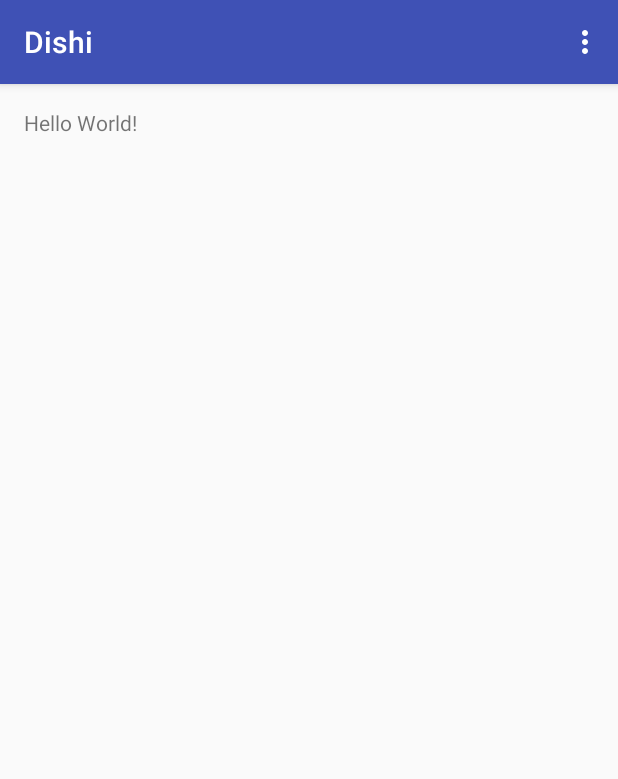
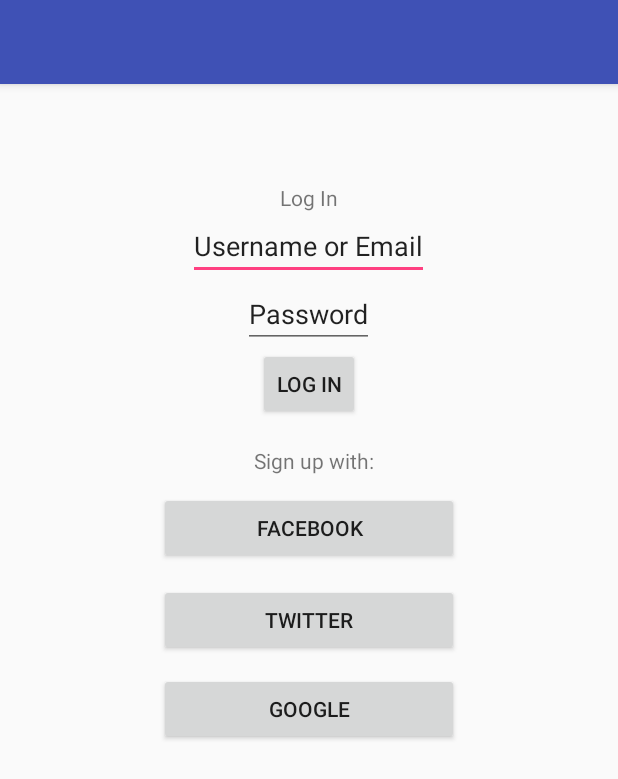
Before and after one commit to SeasonFour/Dishi, an Android app: the screen it shows after launch (Recommended), on a phone screen of 412 x 824 dp. Shown: the top 779 px of the screen. Run offline under Robolectric (Android 15) with nearby library versions, the phone set to English and light mode, and no system bars.

Commit message:
Recommended Layout

```diff
--- a/app/src/main/AndroidManifest.xml
+++ b/app/src/main/AndroidManifest.xml
@@ -28,6 +28,11 @@
             android:label="@string/title_activity_chefs"
             android:theme="@style/AppTheme.NoActionBar" >
         </activity>
+        <activity
+            android:name=".RecommendedLayout"
+            android:label="@string/title_activity_recommended_layout"
+            android:theme="@style/AppTheme.NoActionBar" >
+        </activity>
     </application>
 
 </manifest>
--- a/app/src/main/java/com/apps/dishi/Recommended.java
+++ b/app/src/main/java/com/apps/dishi/Recommended.java
@@ -1,5 +1,6 @@
 package com.apps.dishi;
 
+import android.app.Activity;
 import android.os.Bundle;
 import android.support.design.widget.FloatingActionButton;
 import android.support.design.widget.Snackbar;
@@ -9,44 +10,12 @@ import android.view.View;
 import android.view.Menu;
 import android.view.MenuItem;
 
-public class Recommended extends AppCompatActivity {
+public class Recommended extends Activity {
 
     @Override
     protected void onCreate(Bundle savedInstanceState) {
         super.onCreate(savedInstanceState);
         setContentView(R.layout.activity_recommended);
-        Toolbar toolbar = (Toolbar) findViewById(R.id.toolbar);
-        setSupportActionBar(toolbar);
 
-        FloatingActionButton fab = (FloatingActionButton) findViewById(R.id.fab);
-        fab.setOnClickListener(new View.OnClickListener() {
-            @Override
-            public void onClick(View view) {
-                Snackbar.make(view, "Replace with your own action", Snackbar.LENGTH_LONG)
-                        .setAction("Action", null).show();
-            }
-        });
-    }
-
-    @Override
-    public boolean onCreateOptionsMenu(Menu menu) {
-        // Inflate the menu; this adds items to the action bar if it is present.
-        getMenuInflater().inflate(R.menu.menu_recommended, menu);
-        return true;
-    }
-
-    @Override
-    public boolean onOptionsItemSelected(MenuItem item) {
-        // Handle action bar item clicks here. The action bar will
-        // automatically handle clicks on the Home/Up button, so long
-        // as you specify a parent activity in AndroidManifest.xml.
-        int id = item.getItemId();
-
-        //noinspection SimplifiableIfStatement
-        if (id == R.id.action_settings) {
-            return true;
-        }
-
-        return super.onOptionsItemSelected(item);
     }
 }
--- a/app/src/main/res/layout/content_recommended.xml
+++ b/app/src/main/res/layout/content_recommended.xml
@@ -9,6 +9,73 @@
     app:layout_behavior="@string/appbar_scrolling_view_behavior"
     tools:showIn="@layout/activity_recommended" tools:context=".Recommended">
 
-    <TextView android:text="Hello World!" android:layout_width="wrap_content"
-        android:layout_height="wrap_content" />
+    <TextView
+        android:layout_width="wrap_content"
+        android:layout_height="wrap_content"
+        android:text="@string/LoginText"
+        android:id="@+id/textView"
+        android:layout_alignParentTop="true"
+        android:layout_centerHorizontal="true"
+        android:layout_marginTop="50dp" />
+
+    <EditText
+        android:layout_width="wrap_content"
+        android:layout_height="wrap_content"
+        android:id="@+id/editText"
+        android:layout_below="@+id/textView"
+        android:layout_centerHorizontal="true"
+        android:text="@string/Username" />
+
+    <EditText
+        android:layout_width="wrap_content"
+        android:layout_height="wrap_content"
+        android:id="@+id/editText2"
+        android:text="@string/Password"
+        android:layout_below="@+id/editText"
+        android:layout_centerHorizontal="true" />
+
+    <Button
+        style="?android:attr/buttonStyleSmall"
+        android:layout_width="wrap_content"
+        android:layout_height="wrap_content"
+        android:text="@string/LoginButton"
+        android:id="@+id/button2"
+        android:layout_below="@+id/editText2"
+        android:layout_centerHorizontal="true" />
+
+    <TextView
+        android:layout_width="wrap_content"
+        android:layout_height="wrap_content"
+        android:text="@string/text"
+        android:id="@+id/textView2"
+        android:layout_below="@+id/button2"
+        android:layout_alignEnd="@+id/editText2"
+        android:layout_marginTop="17dp" />
+
+    <Button
+        android:layout_width="200dp"
+        android:layout_height="wrap_content"
+        android:text="@string/FacebookButton"
+        android:id="@+id/button"
+        android:layout_below="@+id/textView2"
+        android:layout_centerHorizontal="true"
+        android:layout_marginTop="11dp" />
+
+    <Button
+        android:layout_width="200dp"
+        android:layout_height="wrap_content"
+        android:text="@string/TwitterButton"
+        android:id="@+id/button3"
+        android:layout_marginTop="13dp"
+        android:layout_below="@+id/button"
+        android:layout_centerHorizontal="true" />
+
+    <Button
+        android:layout_width="200dp"
+        android:layout_height="wrap_content"
+        android:text="@string/GoogleButton"
+        android:id="@+id/button4"
+        android:layout_marginTop="11dp"
+        android:layout_below="@+id/button3"
+        android:layout_centerHorizontal="true" />
 </RelativeLayout>
--- a/app/src/main/res/values/strings.xml
+++ b/app/src/main/res/values/strings.xml
@@ -3,4 +3,14 @@
     <string name="action_settings">Settings</string>
     <string name="title_activity_menu">Menu</string>
     <string name="title_activity_chefs">Chefs</string>
+    <string name="title_activity_recommended_layout">RecommendedLayout</string>
+    <string name="LoginText">Log In</string>
+    <string name="Username">Username or Email</string>
+    <string name="Password">Password</string>
+    <string name="LoginButton">Log In</string>
+    <string name="text">Sign up with:</string>
+    <string name="FacebookButton">Facebook</string>
+    <string name="TwitterButton">Twitter</string>
+    <string name="GoogleButton">Google</string>
+
 </resources>
```
Also changed, not shown: app/src/main/java/com/apps/dishi/Chefs.java (+1 -8 lines), app/src/main/java/com/apps/dishi/Menu.java (+0 -8 lines), app/src/main/java/com/apps/dishi/RecommendedLayout.java (added, +29 -0 lines), app/src/main/res/layout/activity_recommended_layout.xml (added, +25 -0 lines), app/src/main/res/layout/content_recommended_layout.xml (added, +48 -0 lines).
